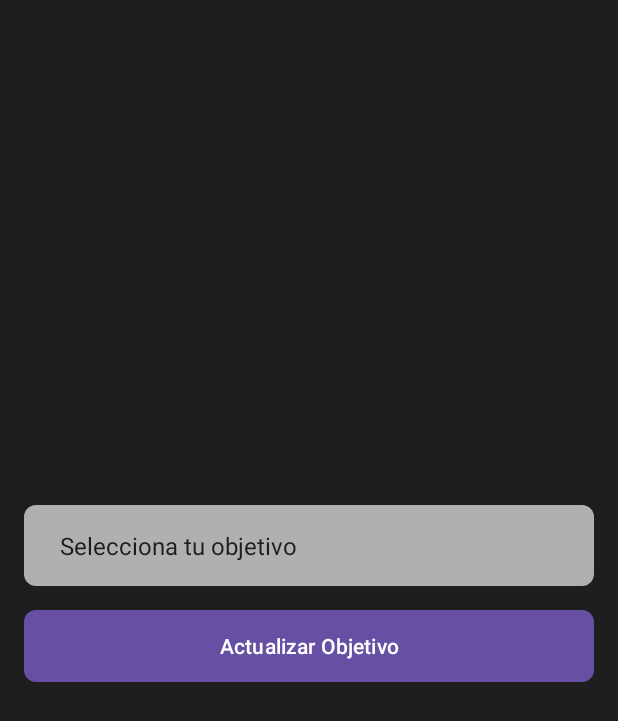
After one commit to Paucasasmunyoz/AlphaTrain, an Android app: the ObjectiveActivity2 screen opened directly, with no data from a screen before it, on a phone screen of 412 x 824 dp. The commit adds this screen. Shown: the top 721 px of the screen. Run offline under Robolectric (Android 15) with nearby library versions, the phone set to English and light mode, and no system bars; our stand-ins replace Firebase (no records; nobody signed in at launch, a user with empty details on screens opened directly).

Commit message:
PROYECTO FINALIZADO

```diff
--- a/app/src/main/AndroidManifest.xml
+++ b/app/src/main/AndroidManifest.xml
@@ -16,6 +16,9 @@
         android:supportsRtl="true"
         android:theme="@style/Theme.AlphaTrain"
         tools:targetApi="31">
+        <activity
+            android:name=".ObjectiveActivity2"
+            android:exported="false" />
         <activity
             android:name="com.alphatrain.app.WorkoutDayActivity"
             android:exported="false" />
@@ -45,6 +48,7 @@
             android:exported="true">
             <intent-filter>
                 <action android:name="android.intent.action.MAIN" />
+
                 <category android:name="android.intent.category.LAUNCHER" />
             </intent-filter>
         </activity>
--- /dev/null
+++ b/app/src/main/java/com/pcmdam/alphatrain/ObjectiveActivity2.kt
@@ -0,0 +1,67 @@
+package com.pcmdam.alphatrain
+
+import android.content.Intent
+import android.os.Bundle
+import android.view.View
+import android.widget.*
+import androidx.appcompat.app.AppCompatActivity
+import com.google.firebase.auth.FirebaseAuth
+import com.google.firebase.firestore.FirebaseFirestore
+
+class ObjectiveActivity2 : AppCompatActivity() {
+
+    private lateinit var spinnerObjective: Spinner
+    private lateinit var btnSaveObjective: Button
+    private lateinit var auth: FirebaseAuth
+    private lateinit var db: FirebaseFirestore
+    private var selectedObjective = ""
+
+    override fun onCreate(savedInstanceState: Bundle?) {
+        super.onCreate(savedInstanceState)
+        setContentView(R.layout.activity_objective2)
+
+        spinnerObjective = findViewById(R.id.spinner_objectives)
+        btnSaveObjective = findViewById(R.id.btn_update_objective)
+
+        auth = FirebaseAuth.getInstance()
+        db = FirebaseFirestore.getInstance()
+
+        val adapter = ArrayAdapter.createFromResource(
+            this,
+            R.array.objectives_array,
+            android.R.layout.simple_spinner_item
+        )
+        adapter.setDropDownViewResource(android.R.layout.simple_spinner_dropdown_item)
+        spinnerObjective.adapter = adapter
+
+        spinnerObjective.setOnItemSelectedListener(object : AdapterView.OnItemSelectedListener {
+            override fun onItemSelected(parent: AdapterView<*>, view: View?, position: Int, id: Long) {
+                selectedObjective = parent.getItemAtPosition(position).toString()
+            }
+
+            override fun onNothingSelected(parent: AdapterView<*>?) {}
+        })
+
+        btnSaveObjective.setOnClickListener {
+            if (selectedObjective.isNotEmpty()) {
+                val userId = auth.currentUser?.uid
+                if (userId != null) {
+                    db.collection("users").document(userId)
+                        .update("objetivo", selectedObjective)
+                        .addOnSuccessListener {
+                            Toast.makeText(this, "Objetivo actualizado", Toast.LENGTH_SHORT).show()
+
+                            val intent = Intent(this, MainPageActivity::class.java)
+                            startActivity(intent)
+                            finish()
+                        }
+                        .addOnFailureListener { e ->
+                            Toast.makeText(this, "Error al actualizar el objetivo: ${e.message}", Toast.LENGTH_SHORT).show()
+                        }
+                }
+            } else {
+                Toast.makeText(this, "Selecciona un objetivo", Toast.LENGTH_SHORT).show()
+            }
+        }
+    }
+}
--- a/app/src/main/java/com/pcmdam/alphatrain/WorkoutDayActivity.kt
+++ b/app/src/main/java/com/pcmdam/alphatrain/WorkoutDayActivity.kt
@@ -32,7 +32,7 @@ class WorkoutDayActivity : AppCompatActivity() {
         val rawDay = intent.getStringExtra("day")?.trim()
         val day = normalize(rawDay)
         val workoutDayTitleTextView: TextView = findViewById(R.id.workoutDayTitle)
-        workoutDayTitleTextView.text = rawDay  // Mostrar el día en pantalla
+        workoutDayTitleTextView.text = rawDay
 
         val userId = auth.currentUser?.uid
         if (userId == null || day == null) {
--- /dev/null
+++ b/app/src/main/res/drawable/button_background.xml
@@ -0,0 +1,5 @@
+<shape xmlns:android="http://schemas.android.com/apk/res/android">
+    <solid android:color="@color/purple_500" />
+    <corners android:radius="8dp" />
+    <padding android:left="16dp" android:right="16dp" />
+</shape>
--- /dev/null
+++ b/app/src/main/res/drawable/spinner_background.xml
@@ -0,0 +1,5 @@
+<shape xmlns:android="http://schemas.android.com/apk/res/android">
+    <solid android:color="@color/gray_500" />
+    <corners android:radius="8dp" />
+    <padding android:left="16dp" android:right="16dp" />
+</shape>
--- a/app/src/main/res/layout/activity_diet.xml
+++ b/app/src/main/res/layout/activity_diet.xml
@@ -131,4 +131,6 @@
         android:clickable="true"
         android:focusable="true" />
 
+
+
 </RelativeLayout>
--- /dev/null
+++ b/app/src/main/res/layout/activity_objective2.xml
@@ -0,0 +1,45 @@
+<?xml version="1.0" encoding="utf-8"?>
+<LinearLayout xmlns:android="http://schemas.android.com/apk/res/android"
+    xmlns:app="http://schemas.android.com/apk/res-auto"
+    android:layout_width="match_parent"
+    android:layout_height="match_parent"
+    android:orientation="vertical"
+    android:padding="16dp"
+    android:background="#1E1E1E"
+    android:gravity="center_vertical">
+
+    <Spinner
+        android:id="@+id/spinner_objectives"
+        android:layout_width="match_parent"
+        android:layout_height="wrap_content"
+        android:background="@drawable/spinner_background"
+        android:entries="@array/objectives_array"
+        android:importantForAccessibility="yes"
+        android:minHeight="48dp"
+        android:padding="16dp"
+        android:popupBackground="#FFFFFF"
+        android:textColor="@android:color/white" />
+
+    <Space
+        android:layout_width="match_parent"
+        android:layout_height="16dp" />
+
+    <Button
+        android:id="@+id/btn_update_objective"
+        android:layout_width="match_parent"
+        android:layout_height="wrap_content"
+        android:background="@drawable/button_background"
+        android:text="Actualizar Objetivo"
+        android:textColor="@android:color/white" />
+
+    <Space
+        android:layout_width="match_parent"
+        android:layout_height="32dp" />
+
+    <LinearLayout
+        android:id="@+id/layoutDiasEntrenamiento"
+        android:layout_width="match_parent"
+        android:layout_height="wrap_content"
+        android:orientation="vertical" />
+
+</LinearLayout>
--- a/app/src/main/res/layout/activity_workout_day.xml
+++ b/app/src/main/res/layout/activity_workout_day.xml
@@ -37,5 +37,4 @@
         android:scaleType="centerInside"/>
 
 
-
 </LinearLayout>
--- a/app/src/main/res/values/colors.xml
+++ b/app/src/main/res/values/colors.xml
@@ -8,4 +8,5 @@
     <color name="black">#FF000000</color>
     <color name="white">#FFFFFFFF</color>
     <color name="dia_background">#333333</color>
+    <color name="gray_500">#B0B0B0</color>
 </resources>
--- /dev/null
+++ b/app/src/main/res/values/styles.xml
@@ -0,0 +1,6 @@
+<resources>
+    <style name="PopupMenuStyle">
+        <item name="android:popupBackground">@color/gray_500</item>
+        <item name="android:textColor">@color/black</item>
+    </style>
+</resources>
```
Also changed, not shown: app/src/main/java/com/pcmdam/alphatrain/MainPage.kt (+59 -18 lines), app/src/main/res/layout/activity_main_page.xml (+5 -4 lines), 1 other file.
